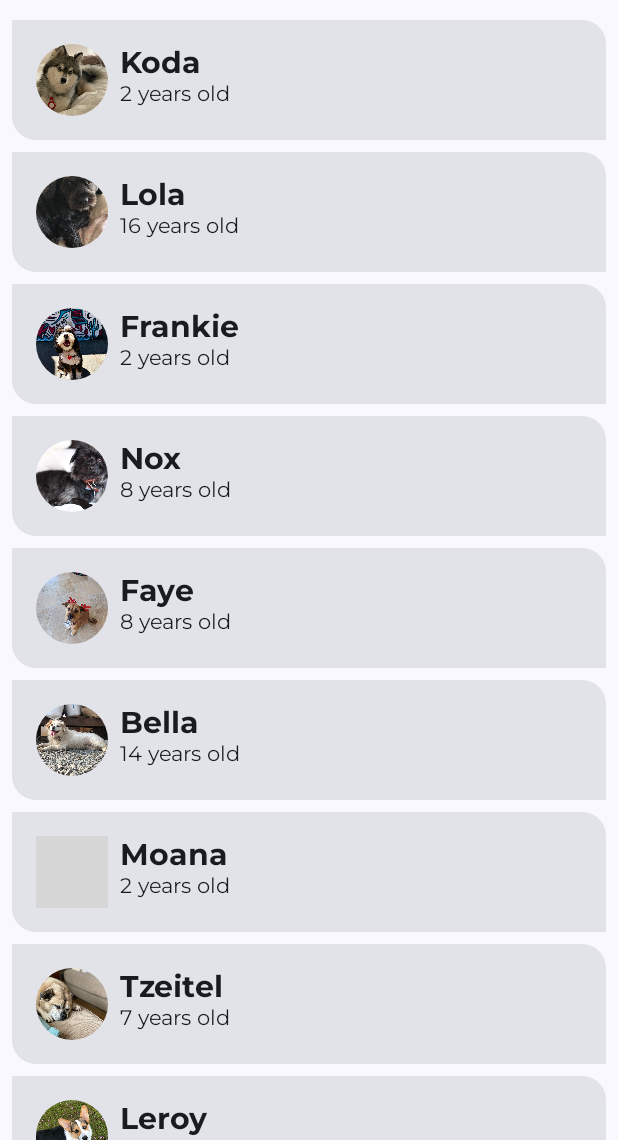
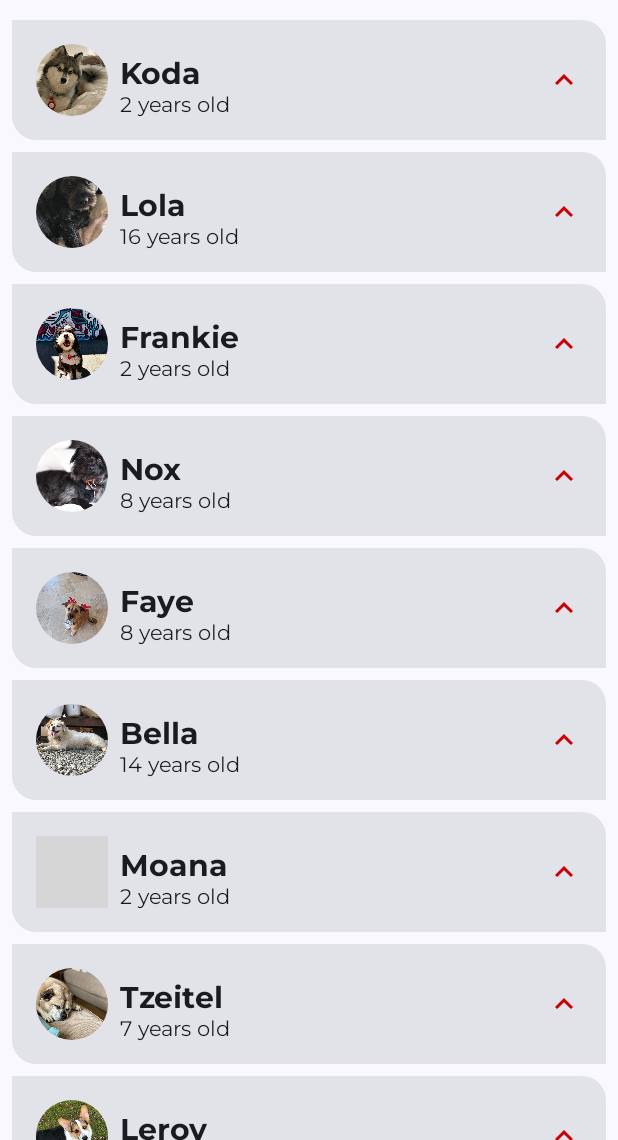
Before and after one commit to jjose14-Jacob-Jose/kotlin-google-tutorial, an Android app built with Jetpack Compose: the screen it shows after launch (MainActivity), on a phone screen of 412 x 824 dp, the part 96-1236 px from its top. Run offline under Robolectric (Android 15) with nearby library versions, the phone set to English and light mode, and no system bars; grey boxes are pictures that could not be loaded.

Commit message:
20240603_1318 unit3/4-woof: Cards can be toggled by clicking on the expand/compress icons.

```diff
--- a/courses/6-unit_3-display_lists_and_use_material_design/4-woof/app/src/main/java/com/stc/woof/screen/ScreenDog.kt
+++ b/courses/6-unit_3-display_lists_and_use_material_design/4-woof/app/src/main/java/com/stc/woof/screen/ScreenDog.kt
@@ -1,6 +1,7 @@
 package com.stc.woof.screen
 
 import androidx.compose.foundation.Image
+import androidx.compose.foundation.clickable
 import androidx.compose.foundation.layout.Box
 import androidx.compose.foundation.layout.Column
 import androidx.compose.foundation.layout.Row
@@ -18,6 +19,11 @@ import androidx.compose.material3.MaterialTheme
 import androidx.compose.material3.Surface
 import androidx.compose.material3.Text
 import androidx.compose.runtime.Composable
+import androidx.compose.runtime.getValue
+import androidx.compose.runtime.mutableStateOf
+import androidx.compose.runtime.remember
+import androidx.compose.runtime.setValue
+import androidx.compose.ui.Alignment
 import androidx.compose.ui.Modifier
 import androidx.compose.ui.draw.clip
 import androidx.compose.ui.layout.ContentScale
@@ -38,11 +44,15 @@ class ScreenDog {
         dog: Dog,
         modifier : Modifier = Modifier
     ) {
-        Card() {
+        var isHobbyVisible by remember { mutableStateOf(false) }
+        Card(
+
+        ) {
             Row(
-                modifier = Modifier
+                modifier = modifier
                     .fillMaxWidth()
-                    .padding(dimensionResource(id = R.dimen.padding_small))
+                    .padding(dimensionResource(id = R.dimen.padding_small)),
+                verticalAlignment = Alignment.CenterVertically
             ) {
                 Image(
                     painter = painterResource(id = dog.imageResourceId),
@@ -59,14 +69,50 @@ class ScreenDog {
                     Text(
                         text = stringResource(id = dog.name),
                         style = MaterialTheme.typography.displayMedium,
-                        modifier = Modifier.padding(top = dimensionResource(id = R.dimen.padding_small))
+                        modifier = modifier.padding(top = dimensionResource(id = R.dimen.padding_small))
                     )
                     Text(
                         text = stringResource(id = R.string.years_old, dog.age),
-                        style = MaterialTheme.typography.bodyLarge
+                        style = MaterialTheme.typography.bodyLarge,
+
+
                     )
+                    if (isHobbyVisible) {
+                        Text(
+                            text = stringResource(id = R.string.about),
+                            style = MaterialTheme.typography.titleSmall,
+                            modifier = modifier.padding(top = dimensionResource(id = R.dimen.padding_small))
+
+                        )
+                        Text(
+                            text = stringResource(id = dog.hobby),
+                            style = MaterialTheme.typography.bodySmall,
+
+                        )
+                    }
+                }
+                Box(
+                    modifier = modifier
+                        .padding(end= dimensionResource(id = R.dimen.padding_small))
+                        .fillMaxWidth()
+                        .clickable { isHobbyVisible = !isHobbyVisible },
+                    contentAlignment = Alignment.BottomEnd
+                ) {
+                    if(isHobbyVisible) {
+                        Image (
+                            painter = painterResource(id = R.drawable.keyboard_arrow_down_24px),
+                            contentDescription = "Keyboard arrow pointing down",
+                        )
+                    } else {
+                        Image (
+                            painter = painterResource(id = R.drawable.keyboard_arrow_up_24px),
+                            contentDescription = "Keyboard arrow pointing up",
+                        )
+
+                    }
 
                 }
+
             }
         }
 
--- a/courses/6-unit_3-display_lists_and_use_material_design/4-woof/app/src/main/res/drawable/keyboard_arrow_down_24px.xml
+++ b/courses/6-unit_3-display_lists_and_use_material_design/4-woof/app/src/main/res/drawable/keyboard_arrow_down_24px.xml
@@ -2,9 +2,8 @@
     android:width="24dp"
     android:height="24dp"
     android:viewportWidth="960"
-    android:viewportHeight="960"
-    android:tint="?attr/colorControlNormal">
+    android:viewportHeight="960">
   <path
-      android:fillColor="@android:color/white"
+      android:fillColor="@android:color/holo_red_dark"
       android:pathData="M480,616L240,376L296,320L480,504L664,320L720,376L480,616Z"/>
 </vector>
--- a/courses/6-unit_3-display_lists_and_use_material_design/4-woof/app/src/main/res/drawable/keyboard_arrow_up_24px.xml
+++ b/courses/6-unit_3-display_lists_and_use_material_design/4-woof/app/src/main/res/drawable/keyboard_arrow_up_24px.xml
@@ -2,9 +2,8 @@
     android:width="24dp"
     android:height="24dp"
     android:viewportWidth="960"
-    android:viewportHeight="960"
-    android:tint="?attr/colorControlNormal">
+    android:viewportHeight="960">
   <path
-      android:fillColor="@android:color/white"
+      android:fillColor="@android:color/holo_red_dark"
       android:pathData="M480,432L296,616L240,560L480,320L720,560L664,616L480,432Z"/>
 </vector>
```
